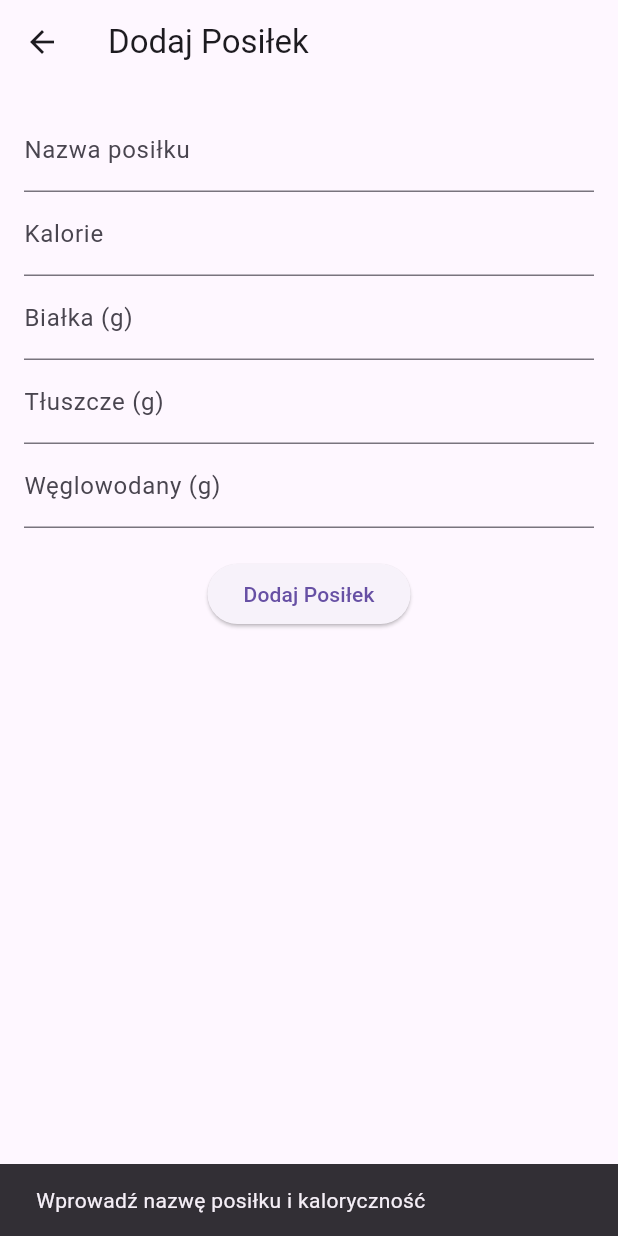
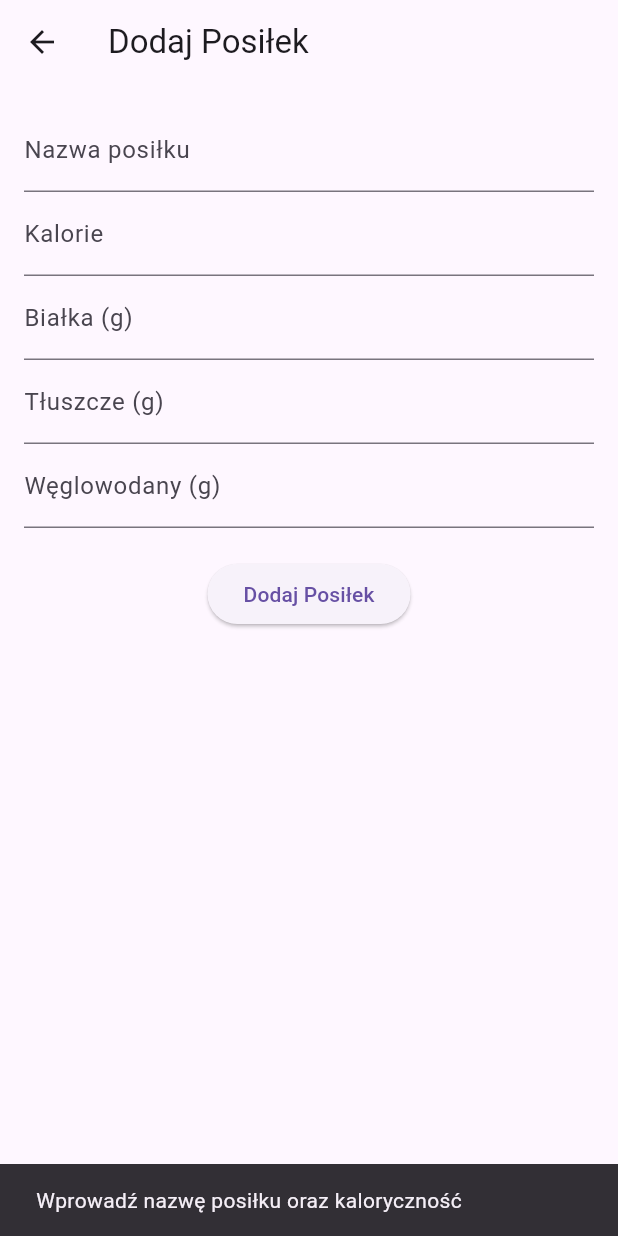
Before and after one commit to MateuszSurowik/Diet_Management_Support_App, a Flutter app: the AddFoodItemScreen screen opened directly with empty values, after a tap on "Dodaj Posiłek", on a phone screen of 412 x 824 dp. Run offline on Flutter 3.47's test engine with Material 3 defaults, Android fonts, the light colour scheme and no system bars; network calls fail.

Commit message:
Style Fixing

```diff
--- a/lib/Screens/addFoodItemScreen.dart
+++ b/lib/Screens/addFoodItemScreen.dart
@@ -4,7 +4,7 @@ import 'package:diet_management_suppport_app/models/foodItem.dart';
 class AddFoodItemScreen extends StatefulWidget {
   final Function(FoodItem) onAddMeal;
 
-  AddFoodItemScreen({required this.onAddMeal});
+  const AddFoodItemScreen({super.key, required this.onAddMeal});
 
   @override
   _AddFoodItemScreenState createState() => _AddFoodItemScreenState();
@@ -26,7 +26,8 @@ class _AddFoodItemScreenState extends State<AddFoodItemScreen> {
 
     if (name.isEmpty || calories == 0) {
       ScaffoldMessenger.of(context).showSnackBar(
-        SnackBar(content: Text('Wprowadź nazwę posiłku i kaloryczność')),
+        const SnackBar(
+            content: Text('Wprowadź nazwę posiłku oraz kaloryczność')),
       );
       return;
     }
@@ -46,7 +47,7 @@ class _AddFoodItemScreenState extends State<AddFoodItemScreen> {
   Widget build(BuildContext context) {
     return Scaffold(
       appBar: AppBar(
-        title: Text('Dodaj Posiłek'),
+        title: const Text('Dodaj Posiłek'),
       ),
       body: Padding(
         padding: const EdgeInsets.all(16.0),
@@ -54,32 +55,32 @@ class _AddFoodItemScreenState extends State<AddFoodItemScreen> {
           children: [
             TextField(
               controller: _nameController,
-              decoration: InputDecoration(labelText: 'Nazwa posiłku'),
+              decoration: const InputDecoration(labelText: 'Nazwa posiłku'),
             ),
             TextField(
               controller: _caloriesController,
               keyboardType: TextInputType.number,
-              decoration: InputDecoration(labelText: 'Kalorie'),
+              decoration: const InputDecoration(labelText: 'Kalorie'),
             ),
             TextField(
               controller: _proteinController,
               keyboardType: TextInputType.number,
-              decoration: InputDecoration(labelText: 'Białka (g)'),
+              decoration: const InputDecoration(labelText: 'Białka (g)'),
             ),
             TextField(
               controller: _fatController,
               keyboardType: TextInputType.number,
-              decoration: InputDecoration(labelText: 'Tłuszcze (g)'),
+              decoration: const InputDecoration(labelText: 'Tłuszcze (g)'),
             ),
             TextField(
               controller: _carbsController,
               keyboardType: TextInputType.number,
-              decoration: InputDecoration(labelText: 'Węglowodany (g)'),
+              decoration: const InputDecoration(labelText: 'Węglowodany (g)'),
             ),
-            SizedBox(height: 20),
+            const SizedBox(height: 20),
             ElevatedButton(
               onPressed: _submitMeal,
-              child: Text('Dodaj Posiłek'),
+              child: const Text('Dodaj Posiłek'),
             ),
           ],
         ),
```
